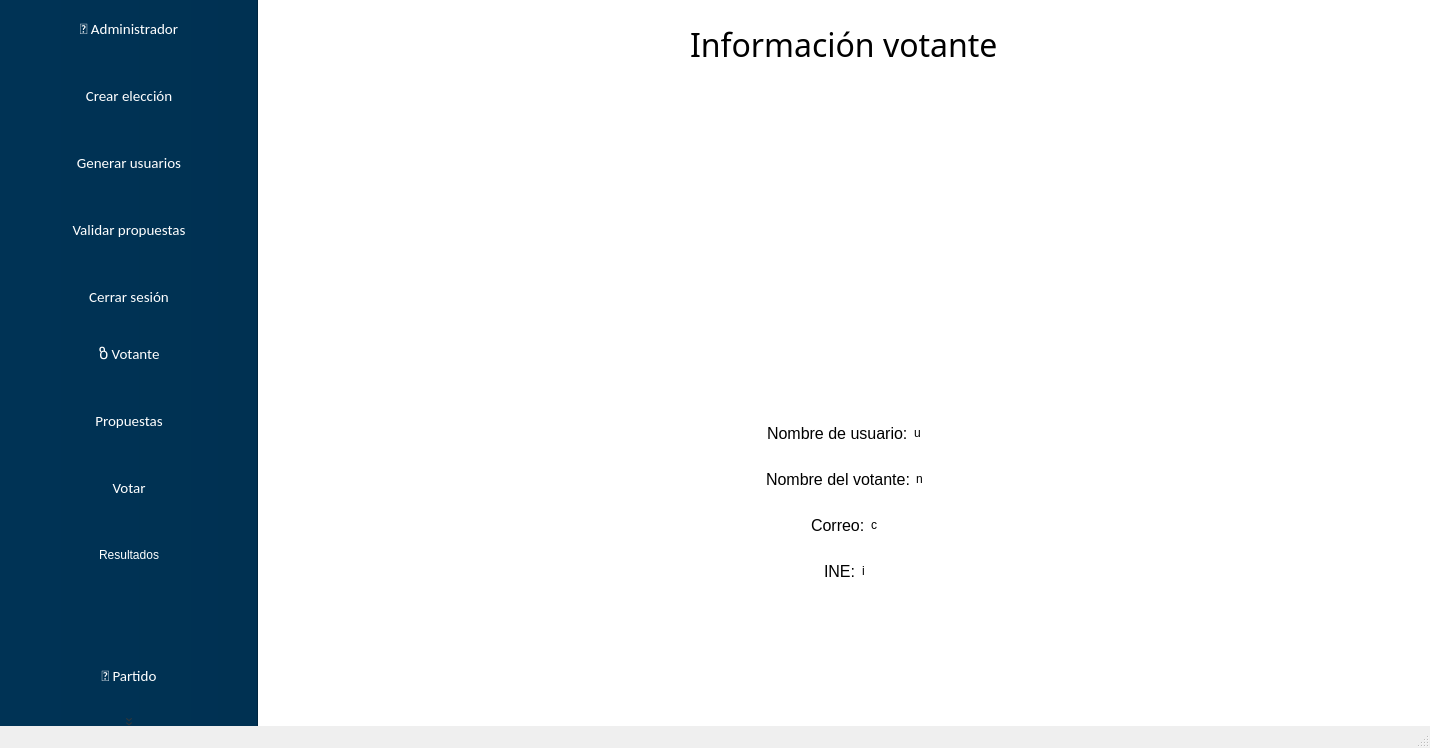
This is SVEA/mainwindow.ui in MrDanielG/SVEA-IS2 as Qt 5 draws it before an edit. The edited form follows.
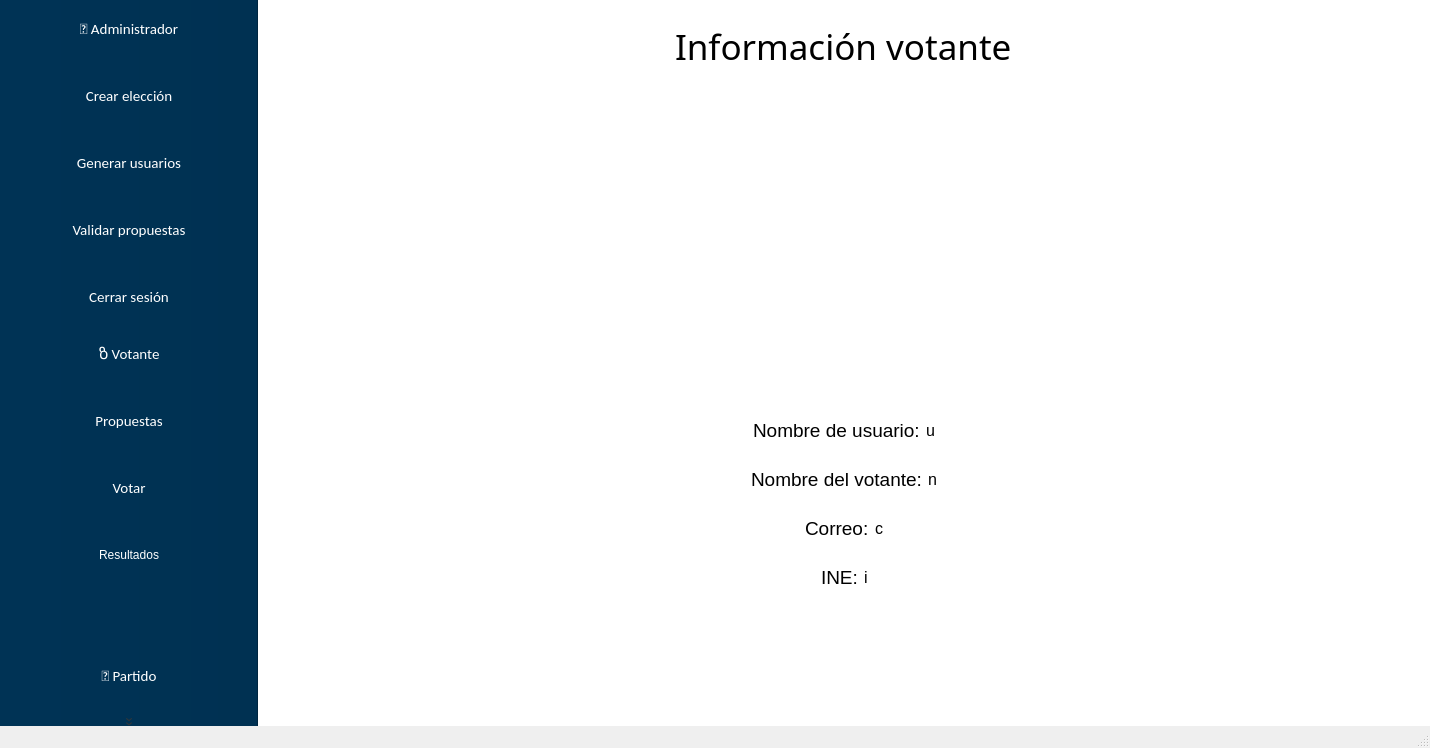
This is the edited form. The open tabs and pages were chosen to show the change. Icons and pictures are not drawn.

Commit message: ajustes botones y tamaño

Diff of the .ui file:
```diff
--- a/SVEA/mainwindow.ui
+++ b/SVEA/mainwindow.ui
@@ -64,7 +64,7 @@
 	border-width: 0px;
 	border-radius: 3px;
 padding: 5px;
-font: 10pt;
+font: 13pt;
 }
 </string>
   </property>
@@ -1048,7 +1048,7 @@
              <widget class="QLabel" name="label_10">
               <property name="font">
                <font>
-                <pointsize>12</pointsize>
+                <pointsize>14</pointsize>
                </font>
               </property>
               <property name="text">
@@ -1058,6 +1058,11 @@
             </item>
             <item>
              <widget class="QLabel" name="nombreUsuarioVotante">
+              <property name="font">
+               <font>
+                <pointsize>12</pointsize>
+               </font>
+              </property>
               <property name="text">
                <string>u</string>
               </property>
@@ -1100,7 +1105,7 @@
              <widget class="QLabel" name="label_12">
               <property name="font">
                <font>
-                <pointsize>12</pointsize>
+                <pointsize>14</pointsize>
                </font>
               </property>
               <property name="text">
@@ -1110,6 +1115,11 @@
             </item>
             <item>
              <widget class="QLabel" name="correoVotante">
+              <property name="font">
+               <font>
+                <pointsize>12</pointsize>
+               </font>
+              </property>
               <property name="text">
                <string>c</string>
               </property>
@@ -1178,7 +1188,7 @@
             <property name="font">
              <font>
               <family>Bahnschrift</family>
-              <pointsize>24</pointsize>
+              <pointsize>26</pointsize>
              </font>
             </property>
             <property name="text">
@@ -1208,7 +1218,7 @@
              <widget class="QLabel" name="label_15">
               <property name="font">
                <font>
-                <pointsize>12</pointsize>
+                <pointsize>14</pointsize>
                </font>
               </property>
               <property name="text">
@@ -1218,6 +1228,11 @@
             </item>
             <item>
              <widget class="QLabel" name="INE">
+              <property name="font">
+               <font>
+                <pointsize>12</pointsize>
+               </font>
+              </property>
               <property name="text">
                <string>i</string>
               </property>
@@ -1260,7 +1275,7 @@
              <widget class="QLabel" name="label_25">
               <property name="font">
                <font>
-                <pointsize>12</pointsize>
+                <pointsize>14</pointsize>
                </font>
               </property>
               <property name="text">
@@ -1270,6 +1285,11 @@
             </item>
             <item>
              <widget class="QLabel" name="nombreVotante">
+              <property name="font">
+               <font>
+                <pointsize>12</pointsize>
+               </font>
+              </property>
               <property name="text">
                <string>n</string>
               </property>
```
Left out of the diff: 127 changed lines with no effect on the pictures.
